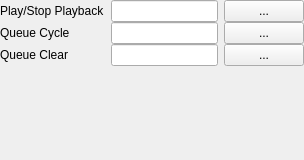
Old version of the form src/nata-beats-gui/controlconfig.ui in the repository adamtnash/komrade-karaoke.
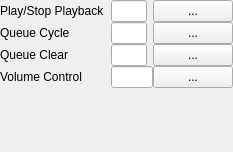
New version of the form.

Commit message: add midi volume control

```diff
--- a/src/nata-beats-gui/controlconfig.ui
+++ b/src/nata-beats-gui/controlconfig.ui
@@ -6,8 +6,8 @@
    <rect>
     <x>0</x>
     <y>0</y>
-    <width>304</width>
-    <height>160</height>
+    <width>233</width>
+    <height>152</height>
    </rect>
   </property>
   <property name="windowTitle">
@@ -172,6 +172,46 @@
        </item>
       </layout>
      </item>
+     <item row="3" column="0">
+      <widget class="QLabel" name="label_4">
+       <property name="text">
+        <string>Volume Control</string>
+       </property>
+      </widget>
+     </item>
+     <item row="3" column="1">
+      <layout class="QHBoxLayout" name="horizontalLayout_4">
+       <property name="leftMargin">
+        <number>6</number>
+       </property>
+       <item>
+        <widget class="QLineEdit" name="le_volume">
+         <property name="font">
+          <font>
+           <weight>75</weight>
+           <bold>true</bold>
+          </font>
+         </property>
+         <property name="alignment">
+          <set>Qt::AlignCenter</set>
+         </property>
+         <property name="readOnly">
+          <bool>true</bool>
+         </property>
+        </widget>
+       </item>
+       <item>
+        <widget class="QPushButton" name="pb_volumeControl">
+         <property name="styleSheet">
+          <string notr="true">padding: 0.2em 0.5em;</string>
+         </property>
+         <property name="text">
+          <string>...</string>
+         </property>
+        </widget>
+       </item>
+      </layout>
+     </item>
     </layout>
    </item>
    <item>
```
The commit also changes 3 other files.
